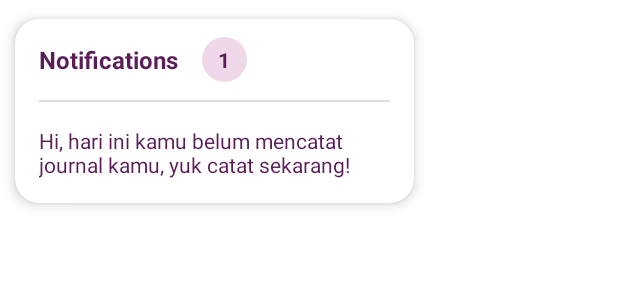
After one commit to mbahgojol/Post-G, an Android app: the layout notif_popup_layout.xml on its own in the app's theme, with its tools: preview values and no code run, on a phone screen of 412 x 824 dp. The commit adds this screen. Shown: the top 300 px of the screen. Run offline under Robolectric (Android 15) with nearby library versions, the phone set to English and light mode, and no system bars.

Commit message:
update background save

```diff
--- a/app/src/main/java/com/blank/mydiary/App.kt
+++ b/app/src/main/java/com/blank/mydiary/App.kt
@@ -8,5 +8,9 @@ class App : Application() {
     override fun onCreate() {
         super.onCreate()
         FirebaseApp.initializeApp(applicationContext)
+
+        val alarmReceiver = AlarmReceiver()
+        if (!alarmReceiver.isAlarmOn(this))
+            alarmReceiver.setRepeatingAlarm(this)
     }
 }
--- a/app/src/main/java/com/blank/mydiary/service/AlarmReceiver.kt
+++ b/app/src/main/java/com/blank/mydiary/service/AlarmReceiver.kt
@@ -36,8 +36,8 @@ class AlarmReceiver : BroadcastReceiver() {
         val calendar = Calendar.getInstance()
             .apply {
                 timeInMillis = System.currentTimeMillis()
-                set(Calendar.HOUR_OF_DAY, 23)
-                set(Calendar.MINUTE, 44)
+                set(Calendar.HOUR_OF_DAY, 20)
+                set(Calendar.MINUTE, 0)
                 set(Calendar.SECOND, 0)
             }
 
@@ -104,6 +104,7 @@ class AlarmReceiver : BroadcastReceiver() {
         val notificationIntent = Intent(context, HomeActivity::class.java)
         notificationIntent.flags = (Intent.FLAG_ACTIVITY_CLEAR_TOP
                 or Intent.FLAG_ACTIVITY_SINGLE_TOP)
+        notificationIntent.putExtra("notif", true)
         val intent = PendingIntent.getActivity(
             context, 0,
             notificationIntent, 0
--- a/app/src/main/java/com/blank/mydiary/ui/home/HomeActivity.kt
+++ b/app/src/main/java/com/blank/mydiary/ui/home/HomeActivity.kt
@@ -4,7 +4,9 @@ import android.app.DatePickerDialog
 import android.content.Intent
 import android.os.Bundle
 import android.util.Log
+import android.view.WindowManager
 import android.widget.DatePicker
+import android.widget.PopupWindow
 import android.widget.Toast
 import androidx.activity.viewModels
 import androidx.appcompat.app.AppCompatActivity
@@ -16,7 +18,6 @@ import com.blank.mydiary.api.ResultState
 import com.blank.mydiary.data.Jurnal
 import com.blank.mydiary.data.MyJurnal
 import com.blank.mydiary.databinding.ActivityHomeBinding
-import com.blank.mydiary.service.AlarmReceiver
 import com.blank.mydiary.ui.create.CreateJurnalActivity
 import com.blank.mydiary.ui.edit.EditActivity
 import com.blank.mydiary.ui.search.SearchActivity
@@ -39,9 +40,22 @@ class HomeActivity : AppCompatActivity(), DatePickerDialog.OnDateSetListener {
         binding = ActivityHomeBinding.inflate(layoutInflater)
         setContentView(binding.root)
 
-        val alarmReceiver = AlarmReceiver()
-        if (!alarmReceiver.isAlarmOn(this))
-            alarmReceiver.setRepeatingAlarm(this)
+        if (intent.hasExtra("notif")) {
+            binding.content.notif.setImageResource(R.drawable.ic_notif_badged)
+            binding.content.notif.setOnClickListener {
+                val popup = PopupWindow(this)
+                val layout = layoutInflater.inflate(R.layout.notif_popup_layout, null)
+                popup.contentView = layout
+                popup.height = WindowManager.LayoutParams.WRAP_CONTENT
+                popup.width = WindowManager.LayoutParams.WRAP_CONTENT
+                popup.isOutsideTouchable = true
+                popup.isFocusable = true
+                popup.setBackgroundDrawable(null)
+                popup.showAsDropDown(binding.content.notif)
+            }
+        } else {
+            binding.content.notif.setImageResource(R.drawable.ic_notif)
+        }
 
         val date = Date()
         binding.content.tvToday.text = formatter.format(date)
--- /dev/null
+++ b/app/src/main/res/layout/notif_popup_layout.xml
@@ -0,0 +1,62 @@
+<?xml version="1.0" encoding="utf-8"?>
+<androidx.cardview.widget.CardView xmlns:android="http://schemas.android.com/apk/res/android"
+    xmlns:app="http://schemas.android.com/apk/res-auto"
+    android:layout_width="wrap_content"
+    android:layout_height="wrap_content"
+    android:layout_marginEnd="5dp"
+    app:cardCornerRadius="16dp"
+    app:cardElevation="5dp"
+    app:cardPreventCornerOverlap="true"
+    app:cardUseCompatPadding="true">
+
+    <androidx.constraintlayout.widget.ConstraintLayout
+        android:layout_width="266dp"
+        android:layout_height="wrap_content"
+        android:paddingStart="16dp"
+        android:paddingEnd="16dp"
+        android:paddingBottom="16dp">
+
+        <TextView
+            android:id="@+id/wNotif"
+            android:layout_width="wrap_content"
+            android:layout_height="wrap_content"
+            android:layout_marginTop="16dp"
+            android:text="Notifications"
+            android:textColor="@color/unguJurna"
+            android:textSize="16sp"
+            android:textStyle="bold"
+            app:layout_constraintStart_toStartOf="parent"
+            app:layout_constraintTop_toTopOf="parent" />
+
+        <TextView
+            android:layout_width="30dp"
+            android:layout_height="30dp"
+            android:layout_marginStart="16dp"
+            android:background="@drawable/bg_color_merahmuda"
+            android:gravity="center"
+            android:text="1"
+            android:textColor="@color/unguJurna"
+            android:textStyle="bold"
+            app:layout_constraintBottom_toBottomOf="@id/wNotif"
+            app:layout_constraintStart_toEndOf="@id/wNotif"
+            app:layout_constraintTop_toTopOf="@id/wNotif" />
+
+        <View
+            android:id="@+id/v1"
+            android:layout_width="match_parent"
+            android:layout_height="1dp"
+            android:layout_marginTop="16dp"
+            android:background="@color/greyJurna"
+            app:layout_constraintTop_toBottomOf="@id/wNotif" />
+
+        <TextView
+            android:layout_width="match_parent"
+            android:layout_height="wrap_content"
+            android:layout_marginTop="16dp"
+            android:text="Hi, hari ini kamu belum mencatat
+journal kamu, yuk catat sekarang!"
+            android:textColor="@color/unguJurna"
+            app:layout_constraintTop_toBottomOf="@id/v1" />
+    </androidx.constraintlayout.widget.ConstraintLayout>
+
+</androidx.cardview.widget.CardView>
```
